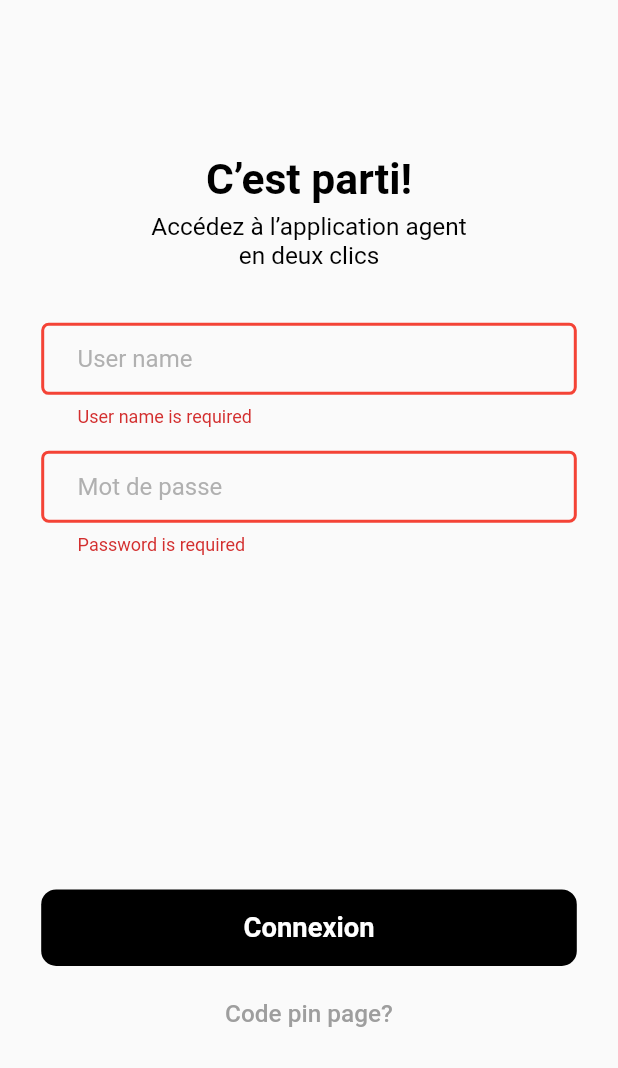
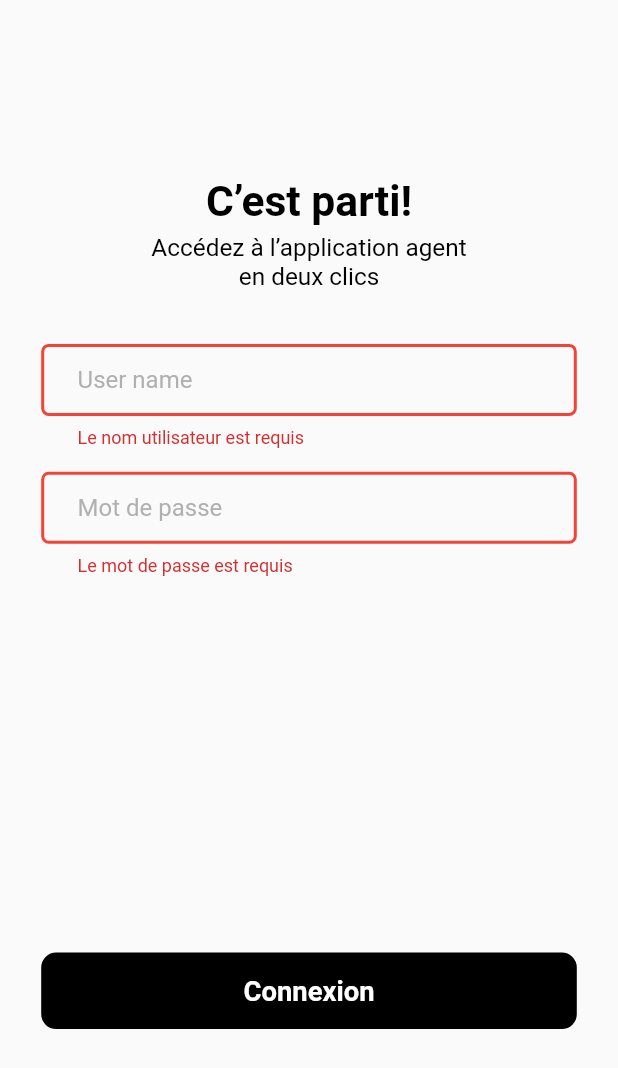
Before and after one commit to ndemeyvan/ejara_test_tracking_app_ndeme_yvan, a Flutter app: the screen it shows after launch, after a tap on "Connexion", on a phone screen of 412 x 824 dp. Shown: the top 1068 px of the screen. Run offline on Flutter 3.47's test engine with Material 2 defaults, Android fonts, the phone set to English and light mode, and no system bars; our stand-ins replace bloc, flutter_bloc, flutter_screenutil, flutter_svg, pin_code_text_field, simple_animations and 1 more; missing offline and left inert: amplitude_flutter.

Commit message:
work on screen

```diff
--- a/lib/core/constant/constants.dart
+++ b/lib/core/constant/constants.dart
@@ -15,8 +15,9 @@ const double kAppBarFontSize = 22.0;
 const double kHorizontalPadding = 16.0;
 
 class Constants {
-  /// App name: `Ziki`
   static String APP_NAME = 'Tracking App';
+
+  static String API_KEY = 'a4d936d377ebafb201b7ae36694e3542';
 
   // Fonts
   static double pagePadding = 20.0;
--- a/lib/core/helpers/TrackingHelper.dart
+++ b/lib/core/helpers/TrackingHelper.dart
@@ -27,4 +27,81 @@ class TrackingHelper {
 
     return formatter.format(number);
   }
+
+  static getErrorProperties({
+    required String type,
+    required String message,
+  }) {
+    return {
+      "Type": type,
+      "Message": message,
+    };
+  }
+
+  static getPageViewProperties({
+    required double previousPageHeight,
+    required double previousPageLoad,
+    required double previousPageSeen,
+  }) {
+    return {
+      "Previous Page height": previousPageHeight,
+      "Previous Page load": previousPageLoad,
+      "Previous Page seen": previousPageSeen,
+    };
+  }
+
+  static getContactSupportProperties({
+    required String status,
+    required String errorMessage,
+    required String type,
+    required String message,
+  }) {
+    return {
+      "status": status,
+      "errorMessage": errorMessage,
+      "type": type,
+      "message": message,
+    };
+  }
+
+  static getSetPaymentProperties({
+    required String action,
+    required String operator,
+    required String previousOperator,
+  }) {
+    return {
+      "Action": action,
+      "Operator": operator,
+      "Previous Operator": previousOperator,
+    };
+  }
+
+  static getTransactionEventProperties({
+    required double amountFiat,
+    required String paymentMethod,
+    required String status,
+  }) {
+    return {
+      "Action Fiat": amountFiat,
+      "Payment Method": paymentMethod,
+      "Status": status,
+    };
+  }
+
+  static getSavingEventProperties({
+    required double interestRate,
+    required int merchantUserId,
+    required String merchantUserName,
+    required String plan,
+  }) {
+    return {
+      "Interest Rate": interestRate,
+      "Merchant User ID": merchantUserId,
+      "Plan": merchantUserName,
+    };
+  }
+
+
+
+
 }
--- a/lib/core/routes/router.dart
+++ b/lib/core/routes/router.dart
@@ -21,9 +21,15 @@ Route<dynamic> generateRoute(RouteSettings settings) {
   Map<String, dynamic>? args = settings.arguments as Map<String, dynamic>?;
   switch (routeName) {
     case homeScreen:
-      return MaterialPageRoute<Widget>(builder: (_) => const HomeScreen());
-      case confirmationCodeScreen:
-      return MaterialPageRoute<Widget>(builder: (_) => const ConfirmationCodeScreen());
+      return MaterialPageRoute<Widget>(
+          builder: (_) => HomeScreen(
+                previousPageHeight: args!['previousPageHeight'],
+                previousPageLoad: args!['previousPageLoad'],
+                previousPageSeen: args!['previousPageSeen'],
+              ));
+    case confirmationCodeScreen:
+      return MaterialPageRoute<Widget>(
+          builder: (_) => const ConfirmationCodeScreen());
     case addNumberScreen:
       return MaterialPageRoute<Widget>(builder: (_) => const AddNumberScreen());
     case settingScreen:
--- a/lib/main.dart
+++ b/lib/main.dart
@@ -2,25 +2,21 @@ import 'package:amplitude_flutter/amplitude.dart';
 import 'package:flutter/material.dart';
 import 'package:flutter_bloc/flutter_bloc.dart';
 import 'package:flutter_screenutil/flutter_screenutil.dart';
+import 'package:ndeme_yvan_tracking_plan/pages/bloc/amplitude_bloc.dart';
 
 import 'core/constant/constants.dart';
 import 'core/routes/route_path.dart';
 import 'core/routes/router.dart';
 
-void main() async{
+void main() async {
   await ScreenUtil.ensureScreenSize();
-  // // Create the instance
-  final Amplitude analytics = Amplitude.getInstance(instanceName: "project");
-
-  // Initialize SDK
-  analytics.init("a4d936d377ebafb201b7ae36694e3542");
 
   // Log an event
-  analytics.logEvent('MyApp startup',
-      eventProperties: {'friend_num': 10, 'is_heavy_user': true});
+  // analytics.logEvent('start/start');
+  // analytics.logEvent('start/start',
+  //     eventProperties: {'friend_num': 10, 'is_heavy_user': true});
   runApp(const MyApp());
 }
-
 
 class MyApp extends StatelessWidget {
   const MyApp({super.key});
@@ -28,8 +24,21 @@ class MyApp extends StatelessWidget {
   // This widget is the root of your application.
   @override
   Widget build(BuildContext context) {
+// // Create the instance
+    final Amplitude analytics = Amplitude.getInstance(instanceName: "project");
 
-    return ScreenUtilInit(
+    // Initialize SDK
+    analytics.init(Constants.API_KEY);
+    analytics.logEvent('start/start');
+
+    return MultiBlocProvider(
+        providers: [
+          BlocProvider(
+            create: (BuildContext context) =>
+                AmplitudeBloc(amplitude: analytics),
+          ),
+        ],
+        child: ScreenUtilInit(
             designSize: const Size(375, 812),
             minTextAdapt: true,
             splitScreenMode: true,
@@ -44,6 +53,6 @@ class MyApp extends StatelessWidget {
                 initialRoute: loginScreen,
                 onGenerateRoute: generateRoute,
               );
-        });
+            }));
   }
 }
--- a/lib/pages/ commerce/merchant_info.dart
+++ b/lib/pages/ commerce/merchant_info.dart
@@ -187,13 +187,13 @@ class _MerchantScreenState extends State<MerchantScreen> {
                                      color: BLACKCOLOR, fontWeight: FontWeight.w700),
                                  decoration: InputDecoration(
                                    isDense: true,
+                                   fillColor: Colors.grey.withOpacity(0.2),
+                                   hintText: "Montant d'épargne",
                                    focusedErrorBorder: OutlineInputBorder(
                                      borderSide: const BorderSide(
                                          width: 2, color: Colors.transparent),
                                      borderRadius: BorderRadius.circular(5.0),
                                    ),
-                                   fillColor: Colors.grey.withOpacity(0.2),
-                                   hintText: "Montant d'épargne",
                                    errorBorder: OutlineInputBorder(
                                      borderSide: const BorderSide(
                                          width: 2, color: Colors.transparent),
--- /dev/null
+++ b/lib/pages/bloc/amplitude_bloc.dart
@@ -0,0 +1,25 @@
+import 'dart:async';
+
+import 'package:amplitude_flutter/amplitude.dart';
+import 'package:bloc/bloc.dart';
+import 'package:meta/meta.dart';
+
+part 'amplitude_event.dart';
+
+part 'amplitude_state.dart';
+
+class AmplitudeBloc extends Bloc<AmplitudeEvent, AmplitudeState> {
+  late Amplitude amplitude;
+
+  AmplitudeBloc({required this.amplitude}) : super(AmplitudeInitial()) {
+    on<AmplitudeEmitterEvent>((event, emit) {
+      // This is the default user Id get from an api as 001
+      amplitude.setUserId("001");
+      if (event.eventProperties == null) {
+        amplitude.logEvent(event.eventName);
+      } else {
+        amplitude.logEvent(event.eventName, eventProperties: event.eventProperties);
+      }
+    });
+  }
+}
--- /dev/null
+++ b/lib/pages/bloc/amplitude_event.dart
@@ -0,0 +1,11 @@
+part of 'amplitude_bloc.dart';
+
+@immutable
+abstract class AmplitudeEvent {}
+
+class AmplitudeEmitterEvent extends AmplitudeEvent {
+  final String eventName;
+  final Map<String, dynamic>? eventProperties;
+
+  AmplitudeEmitterEvent({required this.eventName, this.eventProperties});
+}
--- /dev/null
+++ b/lib/pages/bloc/amplitude_state.dart
@@ -0,0 +1,6 @@
+part of 'amplitude_bloc.dart';
+
+@immutable
+abstract class AmplitudeState {}
+
+class AmplitudeInitial extends AmplitudeState {}
--- a/lib/pages/login_page/login_screen.dart
+++ b/lib/pages/login_page/login_screen.dart
@@ -1,10 +1,12 @@
 import 'package:flutter/material.dart';
+import 'package:flutter_bloc/flutter_bloc.dart';
 import 'package:flutter_screenutil/flutter_screenutil.dart';
 import 'package:ndeme_yvan_tracking_plan/core/routes/route_path.dart';
 import 'package:ndeme_yvan_tracking_plan/core/theme/theme.dart';
 import '../../core/components/tracking_button.dart';
 import '../../core/helpers/TrackingHelper.dart';
 import '../../core/theme/style.dart';
+import '../bloc/amplitude_bloc.dart';
 
 class LoginScreen extends StatefulWidget {
   const LoginScreen({Key? key}) : super(key: key);
@@ -26,26 +28,40 @@ class _LoginScreenState extends State<LoginScreen> {
   }
 
   String? validateUserName(String? value) {
-    var passNonNullValue = value ?? "";
-    if (passNonNullValue.isEmpty) {
-      return ("User name is required");
+    var text = value ?? "";
+    if (text.isEmpty) {
+      String errorMessage = "Le nom utilisateur est requis ";
+      BlocProvider.of<AmplitudeBloc>(context).add(AmplitudeEmitterEvent(
+          eventName: "input/wrong_input",
+          eventProperties: TrackingHelper.getErrorProperties(
+              type: "input", message: errorMessage)));
+      return errorMessage;
     }
     return null;
   }
 
   String? validatePassword(String? value) {
-    var passNonNullValue = value ?? "";
-    if (passNonNullValue.isEmpty) {
-      return ("Password is required");
+    var text = value ?? "";
+    if (text.isEmpty) {
+      String errorMessage = "Le mot de passe est requis";
+      BlocProvider.of<AmplitudeBloc>(context).add(AmplitudeEmitterEvent(
+          eventName: "input/wrong_input",
+          eventProperties: TrackingHelper.getErrorProperties(
+              type: "input", message: errorMessage)));
+      return errorMessage;
     }
     return null;
   }
 
-  void _validateInputs() {
+  void _validateInputs({required BuildContext context}) {
     if (_formKey.currentState!.validate()) {
       _formKey.currentState!.save();
       closeKeyBoard();
-      Navigator.pushNamed(context, homeScreen);
+      Navigator.pushNamed(context, homeScreen, arguments: {
+        "previousPageHeight": screenHeight(context),
+        "previousPageLoad": 100.0,
+        "previousPageSeen": 100.0,
+      });
     } else {
       closeKeyBoard();
     }
@@ -173,25 +189,11 @@ class _LoginScreenState extends State<LoginScreen> {
               Column(
                 children: [
                   TrackingButton(
-                    onPressed: _validateInputs,
+                    onPressed: (){
+                      _validateInputs(context: context);
+                    },
                     title: "Connexion",
                   ),
-                  SizedBox(
-                    height: 8.h,
-                  ),
-                  TextButton(
-                      onPressed: () {
-                        // Go to Pin code page
-                        Navigator.pushNamed(context, homeScreen);
-                      },
-                      child: Text(
-                        "Code pin page?",
-                        style: TextStyle(
-                          color: Colors.grey,
-                          fontSize: 16.sp,
-                        ),
-                        textAlign: TextAlign.center,
-                      )),
                   SizedBox(
                     height: 30.h,
                   ),
--- a/pubspec.yaml
+++ b/pubspec.yaml
@@ -55,6 +55,7 @@ dependencies:
 #  awesome_dialog: ^3.0.2
   intl: ^0.18.1
   amplitude_flutter: ^3.0.0
+  get_it: ^7.6.0
 
 dev_dependencies:
   flutter_test:
```
Also changed, not shown: lib/pages/Home/home_screen.dart (+45 -10 lines), lib/pages/deposit_or_withdrawal/deposit_or_withdrawal_screen.dart (+14 -0 lines), pubspec.lock. Lines whose indentation alone changed are shown as unchanged.
